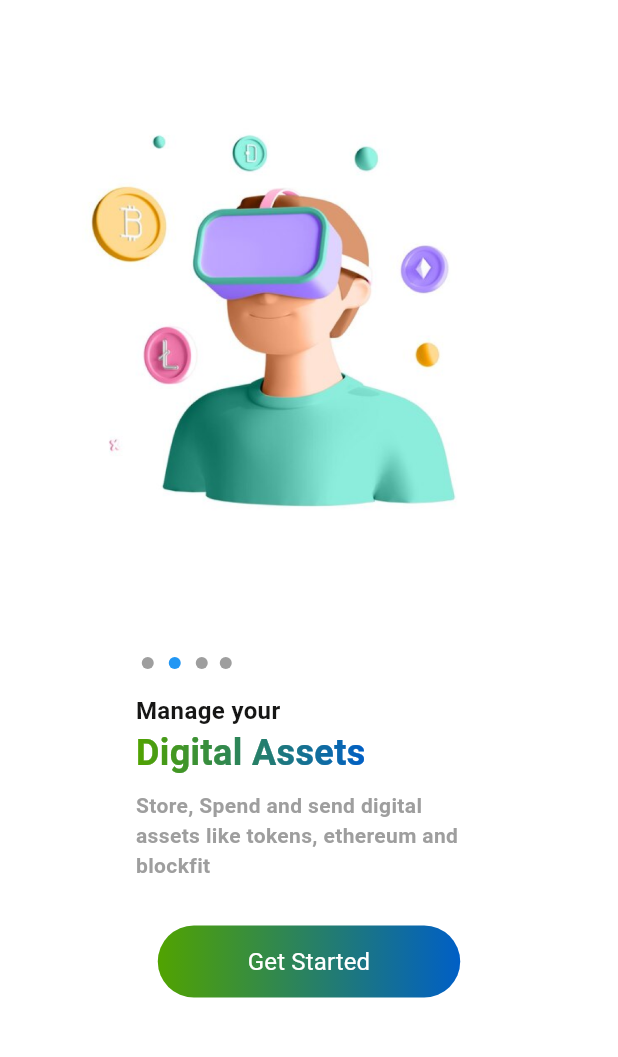
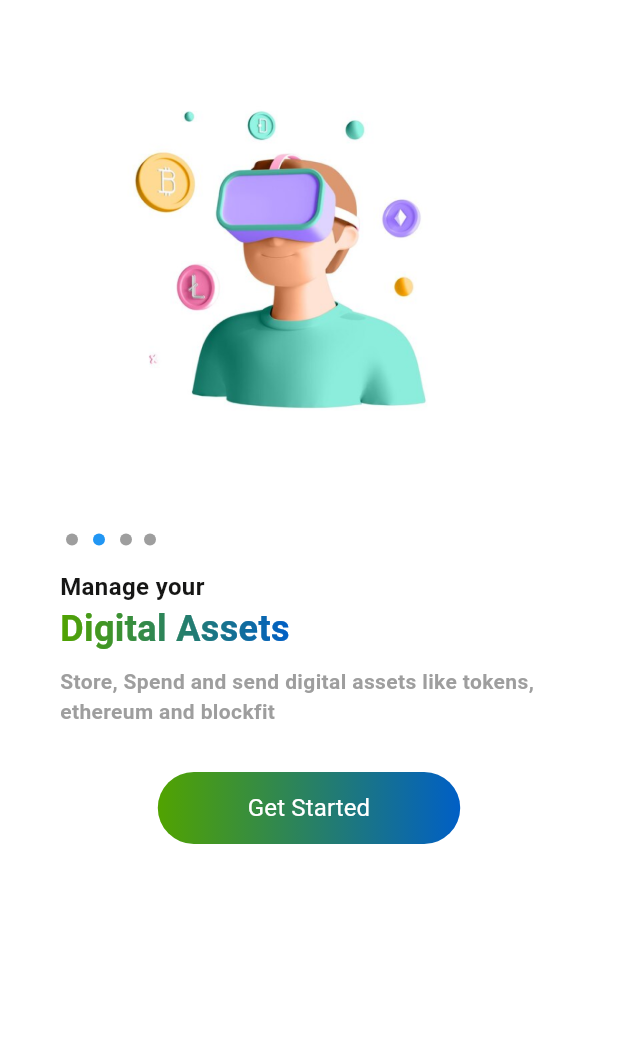
Before and after one commit to Ap8690/true-wallet, a Flutter app: the screen it shows after launch, after a tap on "Get Started", on a phone screen of 412 x 824 dp, the part 105-1162 px from its top. Run offline on Flutter 3.47's test engine with Material 3 defaults, Android fonts, the phone set to English and light mode, and no system bars; our stand-ins replace bloc, convert, dartz, equatable, flutter_bloc, flutter_secure_storage and 6 more; missing offline and left inert: bs58, encrypt, eth_sig_util, flutter_web3_webview, pointycastle, walletconnect_flutter_v2 and 1 more; accounts and stored records are empty.

Commit message:
fix: normal changes

```diff
--- a/lib/app.dart
+++ b/lib/app.dart
@@ -76,6 +76,7 @@ class _HomeContentScreenState extends State<HomeContentScreen>
     super.build(context);
 
     return Scaffold(
+
       body: IndexedStack(
         index: _selectedIndex,
         children: const [
--- a/lib/screens/onboarding_screen.dart
+++ b/lib/screens/onboarding_screen.dart
@@ -62,12 +62,12 @@ class _OnboardingScreenState extends State<OnboardingScreen> {
         preferredSize: Size.fromHeight(80),
         child: CustomAppbar(
           showCenterWidget: true,
-          )),
+        ),
+      ),
       body: SafeArea(
         child: Column(
           children: [
             Expanded(
-              flex: 6,
               child: PageView.builder(
                 controller: _pageController,
                 itemCount: _images.length,
@@ -77,13 +77,12 @@ class _OnboardingScreenState extends State<OnboardingScreen> {
                   });
                 },
                 itemBuilder: (context, index) {
-                  return SingleChildScrollView(
-                    child: Column(
+                  return Column(
                     children: [
                       Padding(
                         padding: const EdgeInsets.symmetric(horizontal: 20.0),
                         child: SizedBox(
-                            height: MediaQuery.of(context).size.height * 0.5,
+                          height: MediaQuery.of(context).size.height * 0.4,
                           child: Image.asset(
                             _images[index],
                             fit: BoxFit.contain,
@@ -91,39 +90,29 @@ class _OnboardingScreenState extends State<OnboardingScreen> {
                         ),
                       ),
                       const SizedBox(height: 16),
-                        Center(
-                          child: Container(
-                            width: 311,
-                            height: 307,
-                            child: Padding(
-                              padding:
-                                  const EdgeInsets.symmetric(horizontal: 40.0),
+                      Padding(
+                        padding: const EdgeInsets.symmetric(horizontal: 40.0),
                         child: Column(
                           crossAxisAlignment: CrossAxisAlignment.start,
                           children: [
                             Row(
                               mainAxisAlignment: MainAxisAlignment.start,
-                                    children:
-                                        List.generate(_images.length, (i) {
+                              children: List.generate(_images.length, (i) {
                                 return GestureDetector(
                                   onTap: () {
                                     _pageController.animateToPage(
                                       i,
-                                            duration: const Duration(
-                                                milliseconds: 300),
+                                      duration: const Duration(milliseconds: 300),
                                       curve: Curves.easeInOut,
                                     );
                                   },
                                   child: Container(
-                                          margin: const EdgeInsets.symmetric(
-                                              horizontal: 4.0),
+                                    margin: const EdgeInsets.symmetric(horizontal: 4.0),
                                     width: _currentPage == i ? 12.0 : 8.0,
                                     height: 8.0,
                                     decoration: BoxDecoration(
                                       shape: BoxShape.circle,
-                                            color: _currentPage == i
-                                                ? Colors.blue
-                                                : Colors.grey,
+                                      color: _currentPage == i ? Colors.blue : Colors.grey,
                                     ),
                                   ),
                                 );
@@ -271,10 +260,7 @@ class _OnboardingScreenState extends State<OnboardingScreen> {
                           ],
                         ),
                       ),
-                          ),
-                        )
                     ],
-                    ),
                   );
                 },
               ),
--- a/lib/services/wallet/models/chain_data.dart
+++ b/lib/services/wallet/models/chain_data.dart
@@ -3,8 +3,27 @@ import 'package:flutter_application_1/services/wallet/models/chain_metadata.dart
 class ChainData {
   static final List<ChainMetadata> mainChains = [
     ChainMetadata(
+      logo: "https://blockfit.io/wp-content/uploads/2024/10/bfit-coin-png-2-768x768.png",
+      id: "1",
+      isDefault: true,
+      tokens: [
+        TokenMetaData(
+          contract: "0x8e37D05eBdf4966D0747448636665907Cd3AAC72",
+          name: "FIT24",
+          isNative: true,
+          symbol: "FIT24",
+          decimal: 18,
+        ),
+      ],
+      chainId: 'eip155:202424',
+      explorerUrl: "https://blockfitscan.io/",
+      symbol: "BFIT",
+      name: 'BlockFit Network',
+      rpc: 'https://rpc.blockfitscan.io/',
+    ),
+    ChainMetadata(
       logo: "https://avatars.githubusercontent.com/u/66309068?s=200&v=4",
-      id: "1",
+      id: "10",
       isDefault: true,
       tokens: [
         TokenMetaData(
```
Also changed, not shown: lib/screens/app_bottom_navigation_bar.dart (+43 -81 lines). Lines whose indentation alone changed are shown as unchanged.
